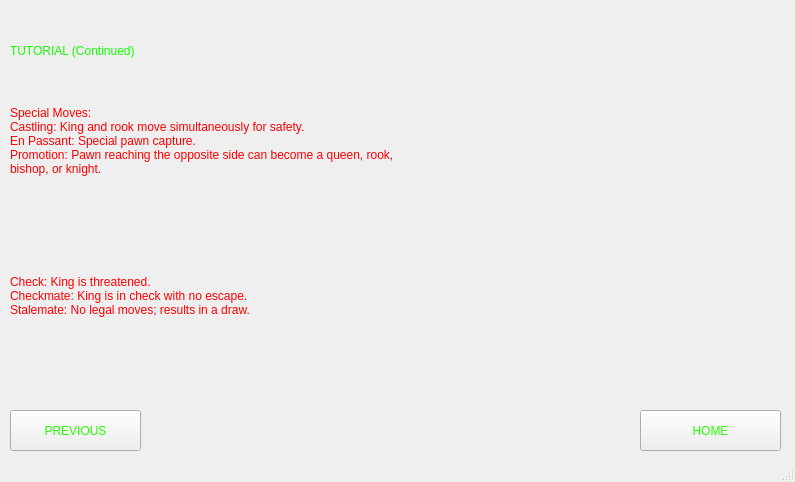
First picture: the form in embeddings/mainwindow.ui, repository acm-ucr/wizard-chess, before the edit.
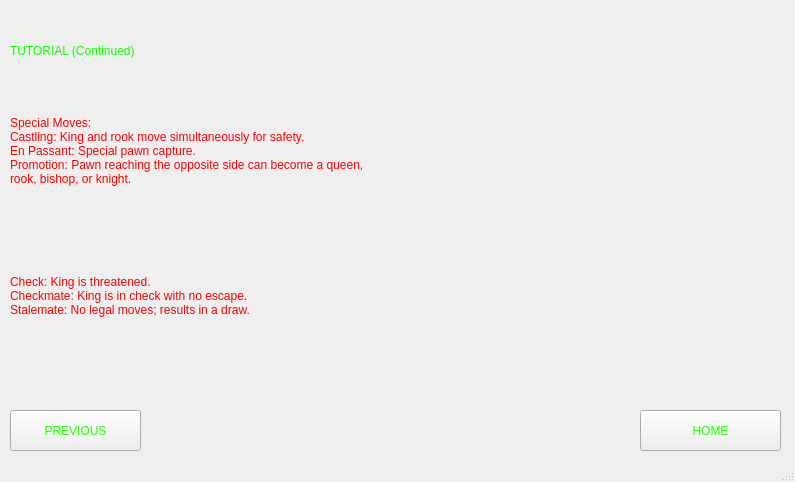
Second picture: the form after the edit. The open tabs and pages were chosen to show the change.

Commit message: revised handlePlayerInput() and other adjustments

Patch:
```diff
--- a/embeddings/mainwindow.ui
+++ b/embeddings/mainwindow.ui
@@ -550,9 +550,9 @@
       <property name="geometry">
        <rect>
         <x>10</x>
-        <y>40</y>
-        <width>781</width>
-        <height>181</height>
+        <y>60</y>
+        <width>791</width>
+        <height>161</height>
        </rect>
       </property>
       <property name="styleSheet">
@@ -563,8 +563,8 @@
        <string>Special Moves:
 Castling: King and rook move simultaneously for safety.
 En Passant: Special pawn capture.
-Promotion: Pawn reaching the opposite side can become a queen, rook,
-bishop, or knight.</string>
+Promotion: Pawn reaching the opposite side can become a queen,
+rook, bishop, or knight.</string>
       </property>
      </widget>
      <widget class="QLabel" name="label_27">
```
Left out of the diff: 6 changed lines with no effect on the pictures. The commit also changes 2 other files.
